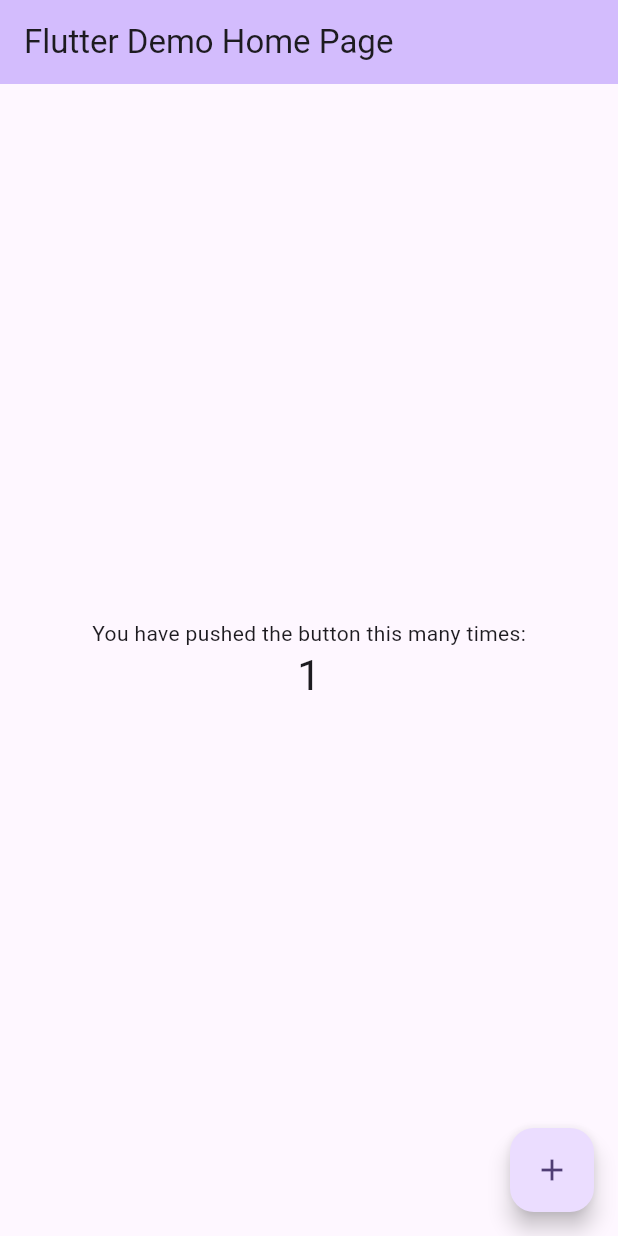
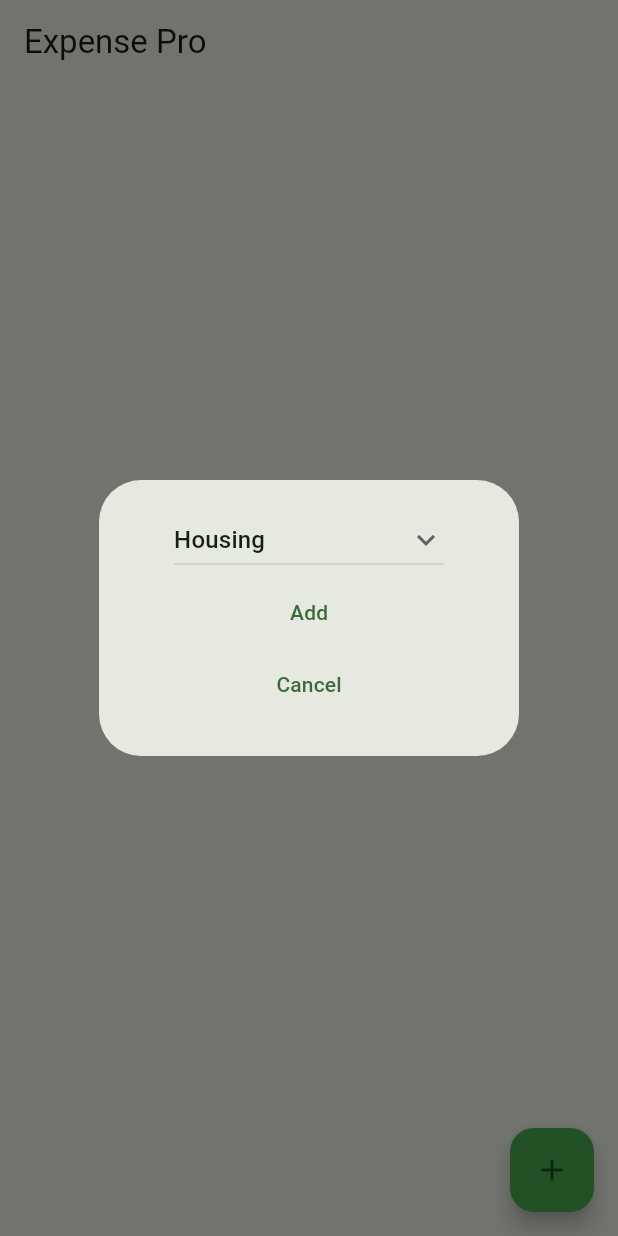
Before and after one commit to mahmoudbahkiry/expense-tracker-flutter, a Flutter app: the screen it shows after launch, after a tap on the "add" icon, on a phone screen of 412 x 824 dp. Run offline on Flutter 3.47's test engine with Material 2 defaults, Android fonts, the phone set to English and light mode, and no system bars.

Commit message:
addition button containing dropdown button added

```diff
--- /dev/null
+++ b/lib/category_dropdown_button.dart
@@ -0,0 +1,67 @@
+import 'package:flutter/material.dart';
+
+class CategoryDropDownButton extends StatefulWidget {
+  const CategoryDropDownButton({Key? key}) : super(key: key);
+
+  @override
+  State<CategoryDropDownButton> createState() => _CategoryDropDownButtonState();
+}
+
+class _CategoryDropDownButtonState extends State<CategoryDropDownButton> {
+  // first value that will appear before selecting an item from the dropdown button
+  String dropdownvalue = 'Housing';
+
+  // List of items in the dropdown button
+  var items = [
+    'Housing',
+    'Transportation',
+    'Food',
+    'Utilities',
+    'Insurance',
+    'Medical & Healthcare',
+    'Saving/investing',
+    'Personal Spending',
+    'Entertainment',
+    'Others'
+  ];
+  @override
+  Widget build(BuildContext context) {
+    return Column(
+      mainAxisSize: MainAxisSize.min,
+      children: [
+        DropdownButton(
+          // Initial Value
+          value: dropdownvalue,
+
+          // A down arror icon beside the dropdown button
+          icon: const Icon(Icons.keyboard_arrow_down),
+
+          items: items.map((String items) {
+            return DropdownMenuItem(
+              value: items,
+              child: Text(items),
+            );
+          }).toList(),
+          // The select option will appear on top of the dropdown menu button after selected
+          onChanged: (String? newValue) {
+            setState(() {
+              dropdownvalue = newValue!;
+            });
+          },
+        ),
+        TextButton(
+          onPressed: () {
+            Navigator.pop(context, dropdownvalue);
+          },
+          child: const Text("Add"),
+        ),
+        TextButton(
+          onPressed: () {
+            Navigator.of(context).pop();
+          },
+          child: const Text("Cancel"),
+        ),
+      ],
+    );
+  }
+}
--- /dev/null
+++ b/lib/home_page.dart
@@ -0,0 +1,53 @@
+import 'package:expense_tracker_app/category_dropdown_button.dart';
+import 'package:flutter/material.dart';
+import 'dart:developer' as devtools show log;
+
+class HomePage extends StatefulWidget {
+  const HomePage({Key? key}) : super(key: key);
+
+  @override
+  // ignore: library_private_types_in_public_api
+  _HomePageState createState() => _HomePageState();
+}
+
+class _HomePageState extends State<HomePage> {
+  String dropdownValue = "Not yet written";
+  @override
+  Widget build(BuildContext context) {
+    return Scaffold(
+      appBar: AppBar(
+        title: const Text("Expense Pro"),
+      ),
+      floatingActionButton: FloatingActionButton(
+        onPressed: () {
+          showExpenseDialog();
+        },
+        backgroundColor: Colors.green,
+        child: const Icon(Icons.add),
+      ),
+    );
+  }
+
+  void showExpenseDialog() {
+    showDialog(
+      context: context,
+      builder: (context) {
+        return AlertDialog(
+          content: StatefulBuilder(
+            builder: (BuildContext context, StateSetter setState) {
+              return const CategoryDropDownButton();
+            },
+          ),
+        );
+      },
+    ).then((value) {
+      if (value != null) {
+        setState(() {
+          devtools.log(dropdownValue.toString());
+          dropdownValue = value;
+          devtools.log(dropdownValue.toString());
+        });
+      }
+    });
+  }
+}
--- a/lib/main.dart
+++ b/lib/main.dart
@@ -1,3 +1,4 @@
+import 'package:expense_tracker_app/home_page.dart';
 import 'package:flutter/material.dart';
 
 void main() {
@@ -10,60 +11,12 @@ class MyApp extends StatelessWidget {
   @override
   Widget build(BuildContext context) {
     return MaterialApp(
-      title: 'Flutter Demo',
+      title: 'Expence tracker',
       theme: ThemeData(
-        colorScheme: ColorScheme.fromSeed(seedColor: Colors.deepPurple),
+        colorScheme: ColorScheme.fromSeed(seedColor: Colors.green),
         useMaterial3: true,
       ),
-      home: const MyHomePage(title: 'Flutter Demo Home Page'),
+      home: const HomePage(),
     );
   }
 }
-
-class MyHomePage extends StatefulWidget {
-  const MyHomePage({super.key, required this.title});
-
-  final String title;
-
-  @override
-  State<MyHomePage> createState() => _MyHomePageState();
-}
-
-class _MyHomePageState extends State<MyHomePage> {
-  int _counter = 0;
-
-  void _incrementCounter() {
-    setState(() {
-      _counter++;
-    });
-  }
-
-  @override
-  Widget build(BuildContext context) {
-    return Scaffold(
-      appBar: AppBar(
-        backgroundColor: Theme.of(context).colorScheme.inversePrimary,
-        title: Text(widget.title),
-      ),
-      body: Center(
-        child: Column(
-          mainAxisAlignment: MainAxisAlignment.center,
-          children: <Widget>[
-            const Text(
-              'You have pushed the button this many times:',
-            ),
-            Text(
-              '$_counter',
-              style: Theme.of(context).textTheme.headlineMedium,
-            ),
-          ],
-        ),
-      ),
-      floatingActionButton: FloatingActionButton(
-        onPressed: _incrementCounter,
-        tooltip: 'Increment',
-        child: const Icon(Icons.add),
-      ),
-    );
-  }
-}
```
